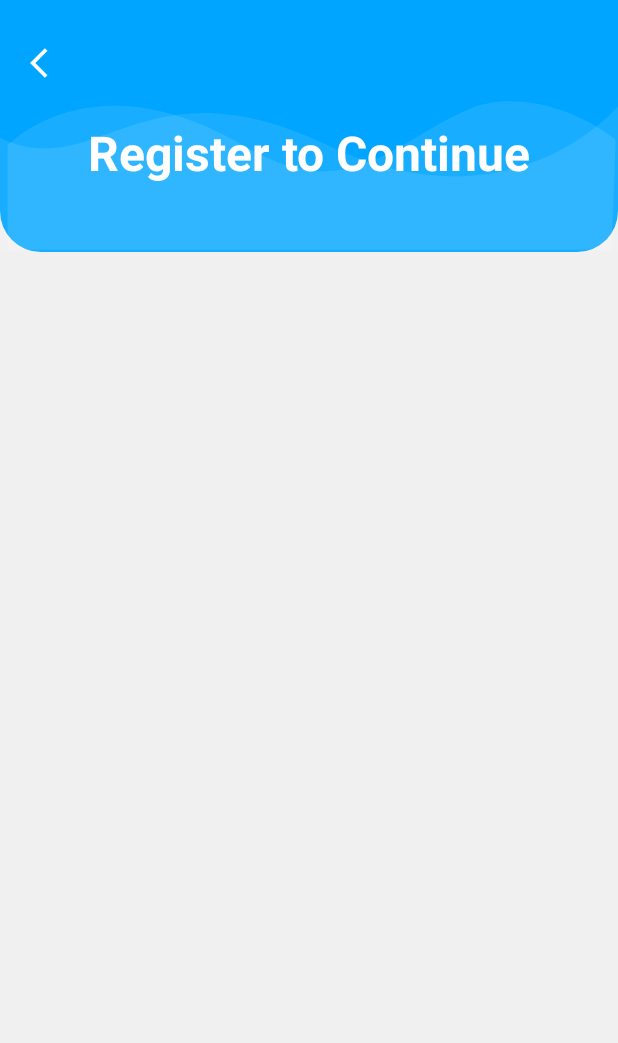
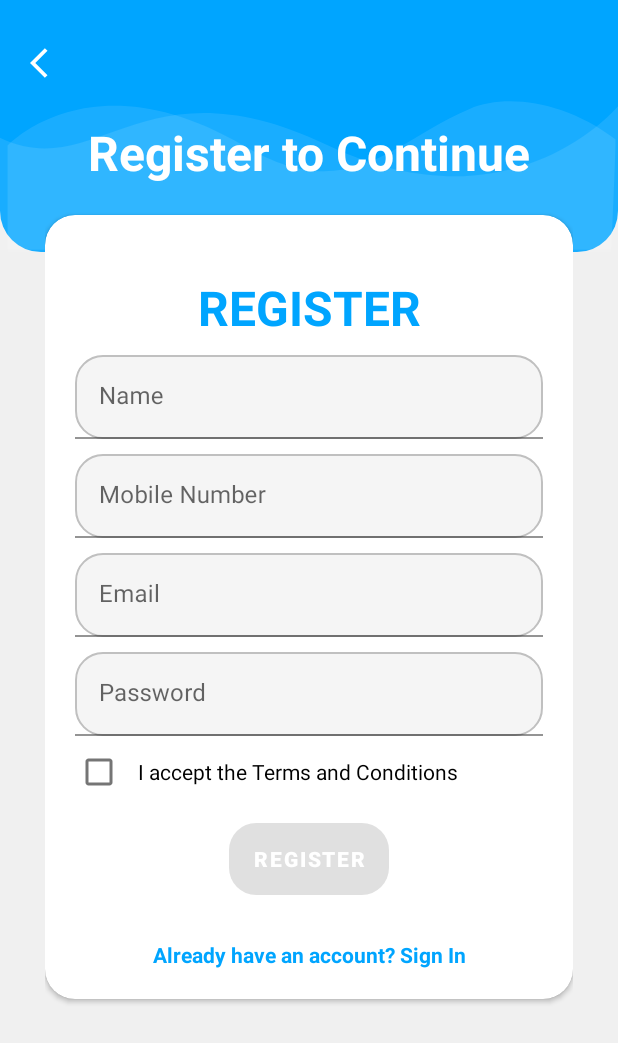
Before and after one commit to tusharsaxena01/Eduzo, an Android app: the WelcomeActivity screen opened directly, with no data from a screen before it, after a tap on "Register with Email", on a phone screen of 412 x 824 dp. Shown: the top 1043 px of the screen. Run offline under Robolectric (Android 15) with nearby library versions, the phone set to English and light mode, and no system bars; our stand-ins replace Firebase (no records; nobody signed in at launch, a user with empty details on screens opened directly), data binding.

Commit message:
created RegisterActivity

```diff
--- a/app/src/main/AndroidManifest.xml
+++ b/app/src/main/AndroidManifest.xml
@@ -14,6 +14,9 @@
         android:supportsRtl="true"
         android:theme="@style/Theme.Eduzo"
         tools:targetApi="31">
+        <activity
+            android:name=".Activities.RegisterActivity"
+            android:exported="false" />
         <activity
             android:name=".blank"
             android:exported="false" />
--- a/app/src/main/java/com/bitAndroid/eduzo/Activities/LoginActivity.java
+++ b/app/src/main/java/com/bitAndroid/eduzo/Activities/LoginActivity.java
@@ -47,9 +47,10 @@ public class LoginActivity extends AppCompatActivity {
         if(prevIntent.getStringExtra("login_register").equals("register")){
             // register working here
             binding.tvHeaderText.setText("Register to Continue");
+            assert stub != null;
             stub.setLayoutResource(R.layout.layout_register);
             stub.inflate();
-            registerBinding = LayoutRegisterBinding.inflate(getLayoutInflater());
+            registerBinding = LayoutRegisterBinding.inflate(LayoutInflater.from(this));
 
 
         } else if (prevIntent.getStringExtra("login_register").equals("login")) {
@@ -57,7 +58,7 @@ public class LoginActivity extends AppCompatActivity {
             binding.tvHeaderText.setText("Welcome Back");
             stub.setLayoutResource(R.layout.layout_login);
             stub.inflate();
-            loginBinding = LayoutLoginBinding.inflate(getLayoutInflater());
+            loginBinding = LayoutLoginBinding.inflate(LayoutInflater.from(this));
 
         }
 
--- a/app/src/main/java/com/bitAndroid/eduzo/Activities/WelcomeActivity.java
+++ b/app/src/main/java/com/bitAndroid/eduzo/Activities/WelcomeActivity.java
@@ -75,9 +75,10 @@ public class WelcomeActivity extends AppCompatActivity {
             @Override
             public void onClick(View v) {
                 // Todo: add login with email
-                Intent loginActivityIntent = new Intent(WelcomeActivity.this, LoginActivity.class);
-                loginActivityIntent.putExtra("login_register","register");
-                startActivity(loginActivityIntent);
+//                Intent loginActivityIntent = new Intent(WelcomeActivity.this, LoginActivity.class);
+                Intent registerActivityIntent = new Intent(WelcomeActivity.this, RegisterActivity.class);
+                registerActivityIntent.putExtra("login_register","register");
+                startActivity(registerActivityIntent);
             }
         });
 
--- /dev/null
+++ b/app/src/main/res/drawable/card_top_rounded.xml
@@ -0,0 +1,6 @@
+<?xml version="1.0" encoding="utf-8"?>
+<shape xmlns:android="http://schemas.android.com/apk/res/android">
+    <corners android:topLeftRadius="50dp"
+        android:topRightRadius="50dp"/>
+        <solid android:color="#f5f5f5"/>
+</shape>
--- /dev/null
+++ b/app/src/main/res/layout/activity_register.xml
@@ -0,0 +1,177 @@
+<?xml version="1.0" encoding="utf-8"?>
+<layout>
+    <RelativeLayout xmlns:android="http://schemas.android.com/apk/res/android"
+        xmlns:app="http://schemas.android.com/apk/res-auto"
+        xmlns:tools="http://schemas.android.com/tools"
+        android:orientation="vertical"
+        tools:context=".Activities.RegisterActivity"
+        style="@style/loginParent">
+        <ProgressBar
+            android:layout_width="100dp"
+            android:layout_height="100dp"
+            android:layout_centerInParent="true"
+            android:elevation="25dp"
+            android:id="@+id/pbLoading"
+            android:visibility="gone"
+            />
+        <ScrollView
+            style="@style/parent">
+
+            <RelativeLayout
+                style="@style/parent">
+
+
+                <LinearLayout
+                    android:layout_width="match_parent"
+                    android:layout_height="match_parent"
+                    android:layout_alignParentTop="true"
+                    android:weightSum="12">
+
+                    <LinearLayout
+                        style="@style/parent"
+                        android:background="@drawable/login_shape_bk"
+                        android:orientation="vertical"
+                        android:layout_weight="3">
+
+                        <ImageView
+                            style="@style/parent"
+                            android:background="@drawable/ic_login_bk"
+                            android:contentDescription="login background" />
+
+                    </LinearLayout>
+
+                </LinearLayout>
+
+                <LinearLayout
+                    android:layout_width="match_parent"
+                    android:layout_height="match_parent"
+                    android:layout_alignParentTop="true"
+                    android:orientation="vertical"
+                    android:layout_marginTop="40dp"
+                    android:layout_marginRight="30dp"
+                    android:layout_marginLeft="30dp">
+
+
+                    <TextView
+                        style="@style/headerText"
+                        android:id="@+id/tvHeaderText"
+                        android:layout_gravity="center"
+                        android:text="Register to Continue"
+                        android:layout_marginTop="40dp"/>
+
+                    <androidx.cardview.widget.CardView
+                        xmlns:android="http://schemas.android.com/apk/res/android"
+                        xmlns:app="http://schemas.android.com/apk/res-auto"
+                        style="@style/loginCard"
+                        app:cardCornerRadius="@dimen/loginCardRadius"
+                        android:elevation="10dp"
+                        android:layout_gravity="center"
+                        android:layout_marginTop="@dimen/loginViewsMargin"
+                        android:layout_marginBottom="@dimen/loginViewsMargin"
+                        android:background="@color/whiteCardColor">
+
+                        <LinearLayout
+                            style="@style/linearParent"
+                            android:layout_gravity="center"
+                            android:padding="@dimen/loginViewsMargin">
+
+                            <TextView
+                                style="@style/headerTextPrimary"
+                                android:text="@string/register"
+                                android:layout_marginTop="@dimen/loginViewsMargin"/>
+
+                            <com.google.android.material.textfield.TextInputLayout
+                                style="@style/parent"
+                                android:layout_marginTop="@dimen/signup_text_margin_top">
+                                <EditText
+                                    android:id="@+id/etName"
+                                    android:layout_width="match_parent"
+                                    android:layout_height="wrap_content"
+                                    android:background="@drawable/textfields_register_login"
+                                    android:inputType="text"
+                                    android:maxLines="1"
+                                    android:hint="Name"/>
+                            </com.google.android.material.textfield.TextInputLayout>
+
+                            <com.google.android.material.textfield.TextInputLayout
+                                style="@style/parent"
+                                android:layout_marginTop="@dimen/signup_text_margin_top">
+                                <EditText
+                                    android:id="@+id/etMobile"
+                                    android:background="@drawable/textfields_register_login"
+                                    android:layout_width="match_parent"
+                                    android:layout_height="wrap_content"
+                                    android:inputType="text"
+                                    android:maxLines="1"
+                                    android:hint="Mobile Number"/>
+                            </com.google.android.material.textfield.TextInputLayout>
+
+                            <com.google.android.material.textfield.TextInputLayout
+                                style="@style/parent"
+                                android:layout_marginTop="@dimen/signup_text_margin_top">
+                                <EditText
+                                    android:id="@+id/etEmail"
+                                    android:layout_width="match_parent"
+                                    android:layout_height="wrap_content"
+                                    android:background="@drawable/textfields_register_login"
+                                    android:inputType="textEmailAddress"
+                                    android:maxLines="1"
+                                    android:hint="@string/login_email_hint"/>
+                            </com.google.android.material.textfield.TextInputLayout>
+
+                            <com.google.android.material.textfield.TextInputLayout
+                                style="@style/parent"
+                                android:layout_marginTop="@dimen/signup_text_margin_top">
+                                <EditText
+                                    android:id="@+id/etPassword"
+                                    android:layout_width="match_parent"
+                                    android:layout_height="wrap_content"
+                                    android:background="@drawable/textfields_register_login"
+                                    android:hint="@string/login_password_hint"
+                                    android:maxLines="1"
+                                    android:inputType="textPassword"/>
+                            </com.google.android.material.textfield.TextInputLayout>
+
+
+                            <CheckBox
+                                android:layout_width="wrap_content"
+                                android:layout_height="wrap_content"
+                                android:text="I accept the Terms and Conditions"
+                                android:id="@+id/cbTerms"
+                                android:padding="10dp"
+                                />
+
+                            <Button
+                                android:layout_marginVertical="10dp"
+                                style="@style/loginButton"
+                                android:layout_gravity="center"
+                                android:text="Register"
+                                android:id="@+id/btnRegister"/>
+
+                            <TextView
+                                style="@style/parent"
+                                android:textAlignment="center"
+                                android:textStyle="bold"
+                                android:textColor="@color/primaryTextColor"
+                                android:text="@string/signup_login_hint"
+                                android:layout_marginTop="@dimen/loginViewsMargin"/>
+
+                        </LinearLayout>
+                    </androidx.cardview.widget.CardView>
+
+                </LinearLayout>
+                <ImageView
+                    android:layout_width="wrap_content"
+                    android:layout_height="wrap_content"
+                    android:layout_alignParentLeft="true"
+                    android:layout_alignParentTop="true"
+                    android:layout_marginTop="30dp"
+                    android:layout_marginLeft="20dp"
+                    android:src="@drawable/baseline_arrow_back_ios_24"
+                    android:id="@+id/ivBack"/>
+            </RelativeLayout>
+
+        </ScrollView>
+
+    </RelativeLayout>
+</layout>
```
Also changed, not shown: app/src/main/java/com/bitAndroid/eduzo/Activities/RegisterActivity.java (added, +97 -0 lines), app/src/main/res/values/styles.xml (+9 -1 lines).
